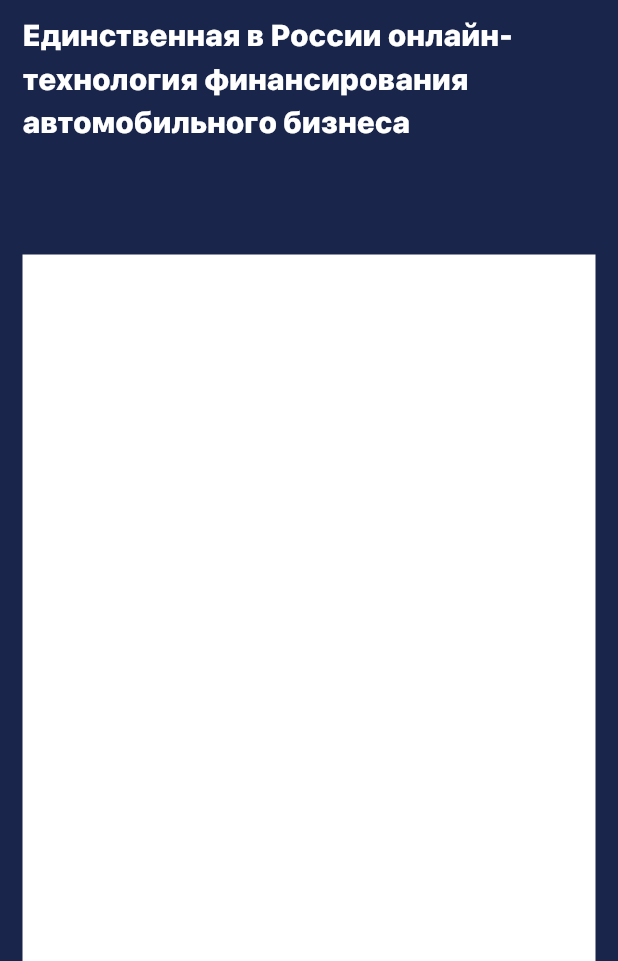
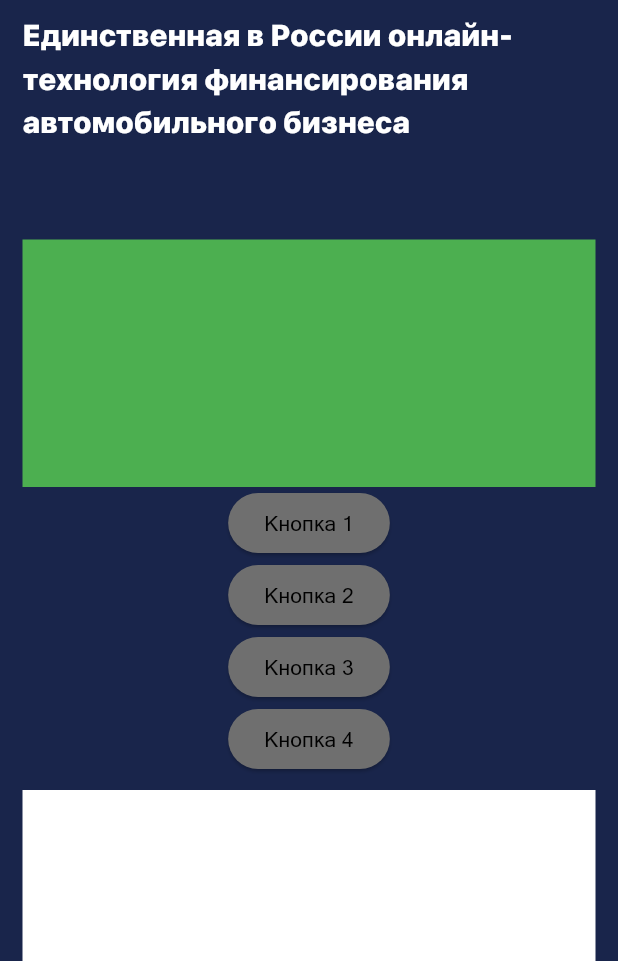
Before and after one commit to Absaidov/carcraft, a Flutter app: the screen it shows after launch, on a phone screen of 412 x 824 dp, the part 275-1236 px from its top. Run offline on Flutter 3.47's test engine with Material 3 defaults, Android fonts, the phone set to English and light mode, and no system bars; our stand-ins replace flutter_svg; project files that could hold a hidden picture were left out.

```diff
--- a/lib/main.dart
+++ b/lib/main.dart
@@ -18,7 +18,7 @@ class CarCraft extends StatelessWidget {
           scaffoldBackgroundColor: blue,
           colorScheme: ColorScheme(
             brightness: Brightness.light,
-            primary: gray,
+            primary: black,
             onPrimary: gray,
             secondary: gray,
             onSecondary: gray,
--- a/lib/screens/home/middle_section.dart
+++ b/lib/screens/home/middle_section.dart
@@ -1,3 +1,4 @@
+import 'package:carcraft/constants/constants.dart';
 import 'package:flutter/material.dart';
 import 'package:flutter_svg/svg.dart';
 
@@ -26,6 +27,40 @@ class MiddleSection extends StatelessWidget {
                 fontFamily: 'SF-Pro-Display',
               ),
             ),
+          ),
+          Container(
+            height: 165,
+            width: 545,
+            color: Colors.green,
+          ),
+          Column(
+            mainAxisAlignment: MainAxisAlignment.spaceAround,
+            children: [
+              ElevatedButton(
+                onPressed: () {
+                  print('Кнопка 1 нажата!');
+                },
+                child: Text('Кнопка 1'),
+              ),
+              ElevatedButton(
+                onPressed: () {
+                  print('Кнопка 2 нажата!');
+                },
+                child: Text('Кнопка 2'),
+              ),
+              ElevatedButton(
+                onPressed: () {
+                  print('Кнопка 3 нажата!');
+                },
+                child: Text('Кнопка 3'),
+              ),
+              ElevatedButton(
+                onPressed: () {
+                  print('Кнопка 4 нажата!');
+                },
+                child: Text('Кнопка 4'),
+              ),
+            ],
           )
         ],
       ),
```
